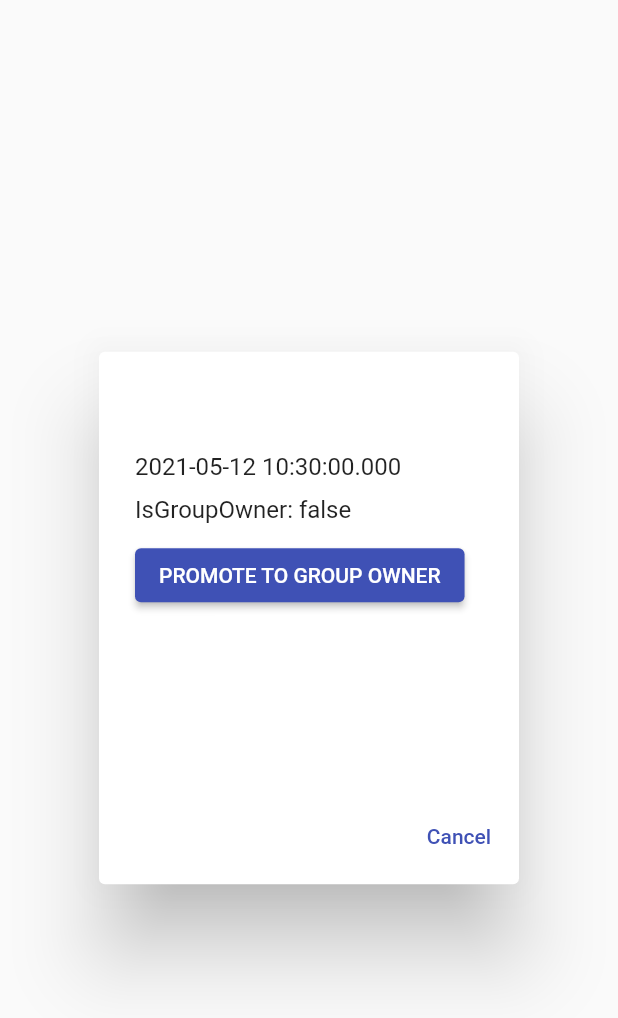
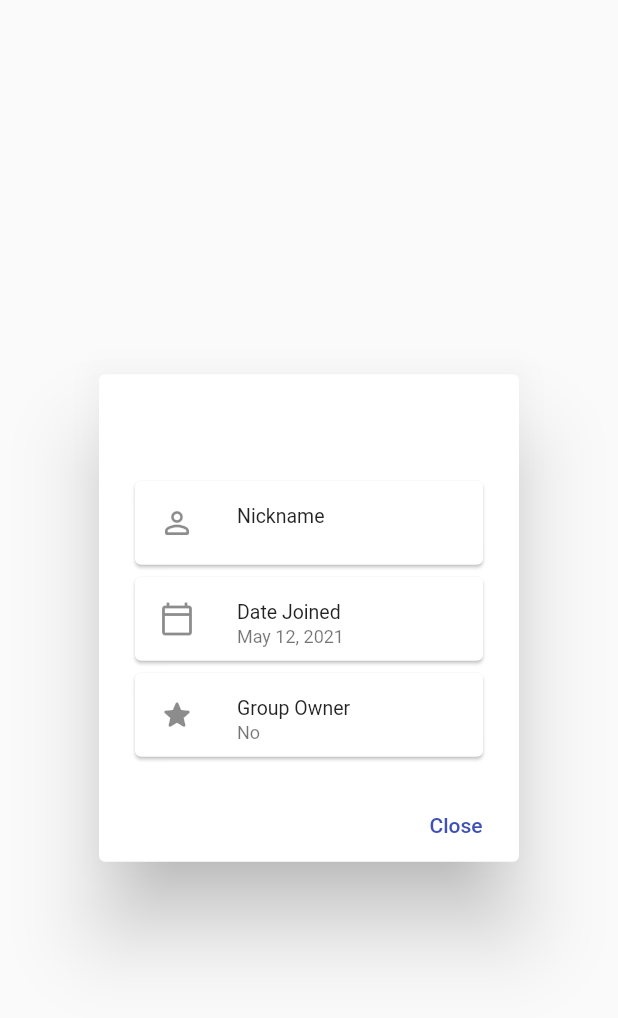
Before and after one commit to rflett/jui, a Flutter app: the ViewUserPopup widget shown alone on an empty page, opened directly with empty values, on a phone screen of 412 x 824 dp. Shown: the top 1018 px of the screen. Run offline on Flutter 3.47's test engine with Material 2 defaults, Android fonts, the light colour scheme and no system bars; our stand-ins replace flutter_secure_storage, flutter_speed_dial, lottie, qr_flutter, share, shared_preferences; missing offline and left inert: jwt_decode, qr_code_scanner; accounts and stored records are empty; generated files the repository leaves out were written again.

Commit message:
Refine view user popup

```diff
--- a/lib/view/pages/logged_in/profile/sub_pages/components/view_user_popup.dart
+++ b/lib/view/pages/logged_in/profile/sub_pages/components/view_user_popup.dart
@@ -1,34 +1,49 @@
 import 'package:flutter/cupertino.dart';
 import 'package:flutter/material.dart';
 import 'package:jui/models/dto/response/user/user.dart';
+import 'package:intl/intl.dart';
 
 class ViewUserPopup extends StatefulWidget {
   final UserResponse user;
+  final bool isGroupOwner;
   final bool canRemoveUser;
-  final bool isGroupOwner;
+  final bool canPromoteUser;
 
   ViewUserPopup(
       {Key? key,
       required this.user,
       required this.canRemoveUser,
-      required this.isGroupOwner})
+      required this.isGroupOwner,
+      required this.canPromoteUser})
       : super(key: key);
 
   @override
-  _ViewUserPopupState createState() =>
-      _ViewUserPopupState(this.user, this.canRemoveUser, this.isGroupOwner);
+  _ViewUserPopupState createState() => _ViewUserPopupState(
+        this.user,
+        this.canRemoveUser,
+        this.isGroupOwner,
+        this.canPromoteUser,
+      );
 }
 
 class _ViewUserPopupState extends State<ViewUserPopup> {
+  // properties of the user being viewed
   UserResponse? _user;
+  bool _isGroupOwner = false;
+  // properties of the currently logged in user
   bool _canRemoveUser = false;
-  bool _isGroupOwner = false;
+  bool _canPromoteUser = false;
 
   _ViewUserPopupState(
-      UserResponse user, bool canRemoveUser, bool isGroupOwner) {
+    UserResponse user,
+    bool canRemoveUser,
+    bool isGroupOwner,
+    bool canPromoteUser,
+  ) {
     this._user = user;
     this._canRemoveUser = canRemoveUser;
     this._isGroupOwner = isGroupOwner;
+    this._canPromoteUser = canPromoteUser;
   }
 
   void _remove() {}
@@ -38,26 +53,45 @@ class _ViewUserPopupState extends State<ViewUserPopup> {
   Widget build(BuildContext context) {
     return AlertDialog(
       title: Text(this._user!.name),
+      contentPadding: EdgeInsets.fromLTRB(20, 20, 20, 10),
+      actionsPadding: EdgeInsets.fromLTRB(10, 0, 10, 0),
       content: Container(
         width: 200,
-        height: 200,
+        height: this._canPromoteUser == true ? 250 : 200,
         child: ListView(
           children: [
-            Wrap(
-              runSpacing: 10,
-              children: [
-                Text(this._user!.userID),
-                Text(this._user!.nickName!),
-                Text(this._user!.authProvider),
-                Text(this._user!.createdAt.toString()),
-                Text("IsGroupOwner: ${this._isGroupOwner}"),
-                Visibility(
-                    visible: this._isGroupOwner == false,
-                    child: ElevatedButton(
-                      child: Text("PROMOTE TO GROUP OWNER"),
-                      onPressed: () => this._promote(),
-                    )),
-              ],
+            Card(
+              child: ListTile(
+                  dense: true,
+                  visualDensity: VisualDensity.compact,
+                  leading: Icon(Icons.person_outline_rounded),
+                  title: Text("Nickname"),
+                  subtitle: Text(this._user!.nickName!)),
+            ),
+            Card(
+              child: ListTile(
+                  dense: true,
+                  visualDensity: VisualDensity.compact,
+                  leading: Icon(Icons.calendar_today_outlined),
+                  title: Text("Date Joined"),
+                  subtitle:
+                      Text(DateFormat.yMMMd().format(this._user!.createdAt))),
+            ),
+            Card(
+              child: ListTile(
+                  dense: true,
+                  visualDensity: VisualDensity.compact,
+                  leading: Icon(Icons.star_rounded),
+                  title: Text("Group Owner"),
+                  subtitle: Text(this._isGroupOwner == true ? "Yes" : "No")),
+            ),
+            SizedBox(height: 10),
+            Visibility(
+              visible: this._canPromoteUser,
+              child: ElevatedButton(
+                child: Text("PROMOTE TO GROUP OWNER"),
+                onPressed: () => this._promote(),
+              ),
             ),
           ],
         ),
@@ -72,7 +106,7 @@ class _ViewUserPopupState extends State<ViewUserPopup> {
           ),
         ),
         TextButton(
-          child: Text('Cancel'),
+          child: Text('Close'),
           onPressed: () {
             Navigator.of(context).pop(false);
           },
--- a/lib/view/pages/logged_in/profile/sub_pages/groups_page.dart
+++ b/lib/view/pages/logged_in/profile/sub_pages/groups_page.dart
@@ -186,14 +186,29 @@ class _GroupsPageState extends State<GroupsPage> {
   }
 
   void _showUser(UserResponse user) async {
+    var currentUser = this._user!.userID;
+    var isGroupOwner = this._userIsGroupOwner(user.userID);
+
+    // can the logged in user remove this user?
+    bool canRemoveUser = false;
+    if (this._userIsGroupOwner(currentUser) && currentUser != user.userID) {
+      canRemoveUser = true;
+    }
+
+    // can the logged in user promote this user?
+    bool canPromoteUser = false;
+    if (canRemoveUser == true && isGroupOwner == false) {
+      canPromoteUser = true;
+    }
+
     showDialog(
       context: context,
       builder: (context) {
         return ViewUserPopup(
           user: user,
-          canRemoveUser: this._userIsGroupOwner(this._user!.userID) &&
-              this._user!.userID != user.userID,
-          isGroupOwner: this._userIsGroupOwner(user.userID),
+          canRemoveUser: canRemoveUser,
+          isGroupOwner: isGroupOwner,
+          canPromoteUser: canPromoteUser,
         );
       },
     );
--- a/pubspec.yaml
+++ b/pubspec.yaml
@@ -39,6 +39,7 @@ dependencies:
   qr_code_scanner: ^0.4.0
   share: ^2.0.1
   flutter_speed_dial: ^3.0.5
+  intl: ^0.17.0
 
 dev_dependencies:
   flutter_test:
```
Also changed, not shown: pubspec.lock.
